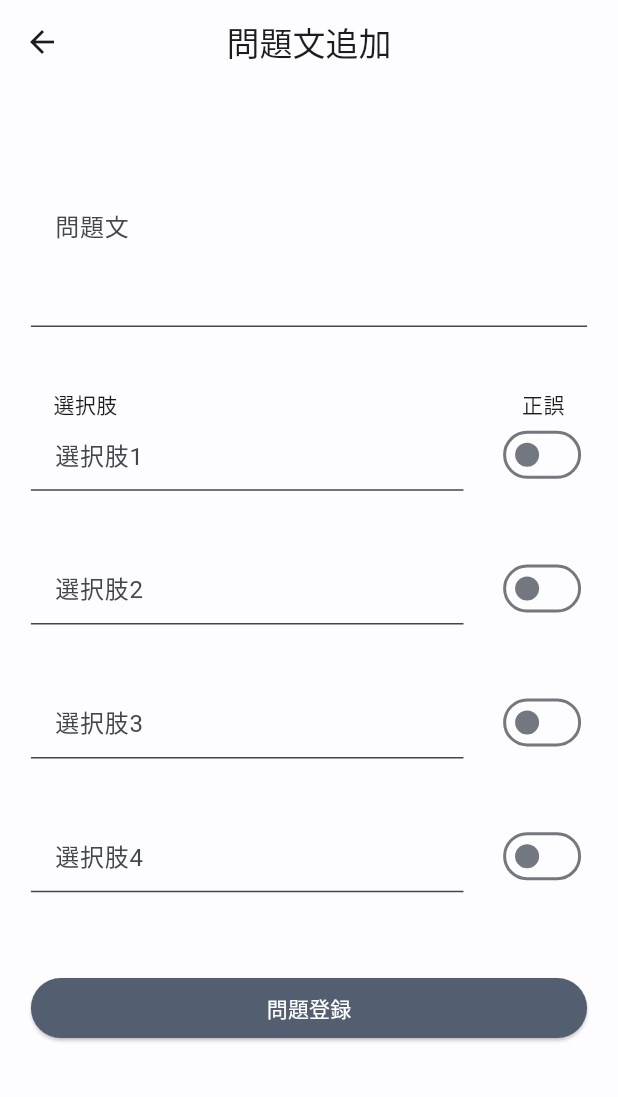
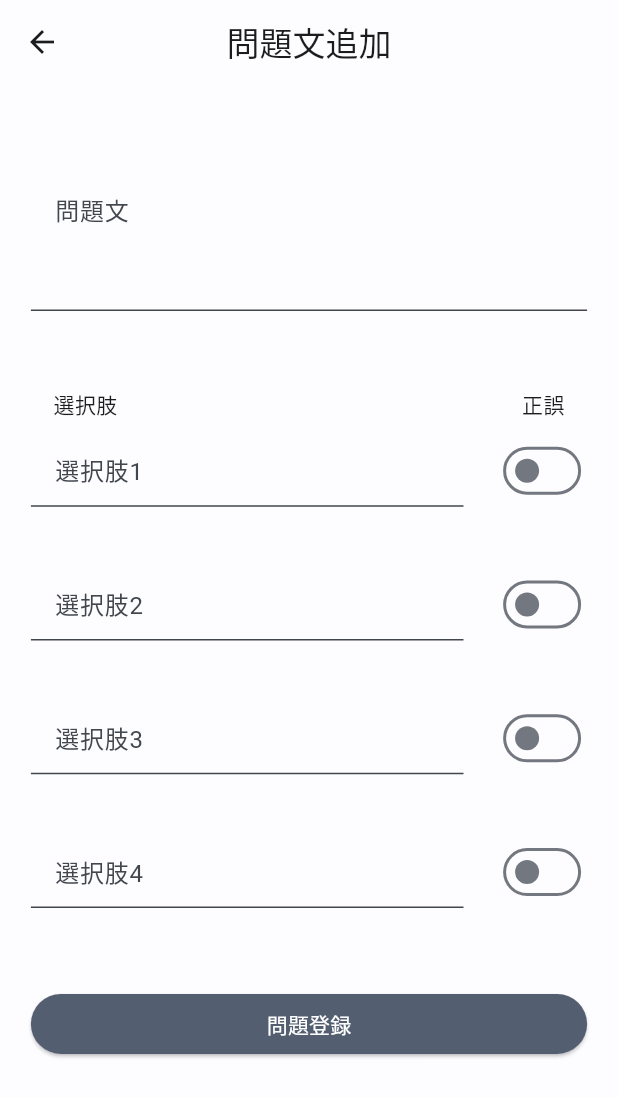
Before and after one commit to Koichi5/quiz_app_ios, a Flutter app: the OriginalQuestionSetScreen screen opened directly, on a phone screen of 412 x 824 dp. Shown: the top 1097 px of the screen. Run offline on Flutter 3.47's test engine with Material 2 defaults, Android fonts, the phone set to English and light mode, and no system bars; our stand-ins replace bordered_text, bottom_navy_bar, cloud_firestore, expandable, firebase_auth, firebase_core and 9 more; missing offline and left inert: app_tracking_transparency; accounts and stored records are empty.

Commit message:
edit question add screen

```diff
--- a/lib/presentation/screens/original_question_set_screen.dart
+++ b/lib/presentation/screens/original_question_set_screen.dart
@@ -100,6 +100,7 @@
   Widget _buildOptionHeader(Size screenSize) {
     return SizedBox(
       width: screenSize.width * 0.9,
+      height: screenSize.height * 0.05,
       child: const Row(
         mainAxisAlignment: MainAxisAlignment.spaceBetween,
         children: [
```
